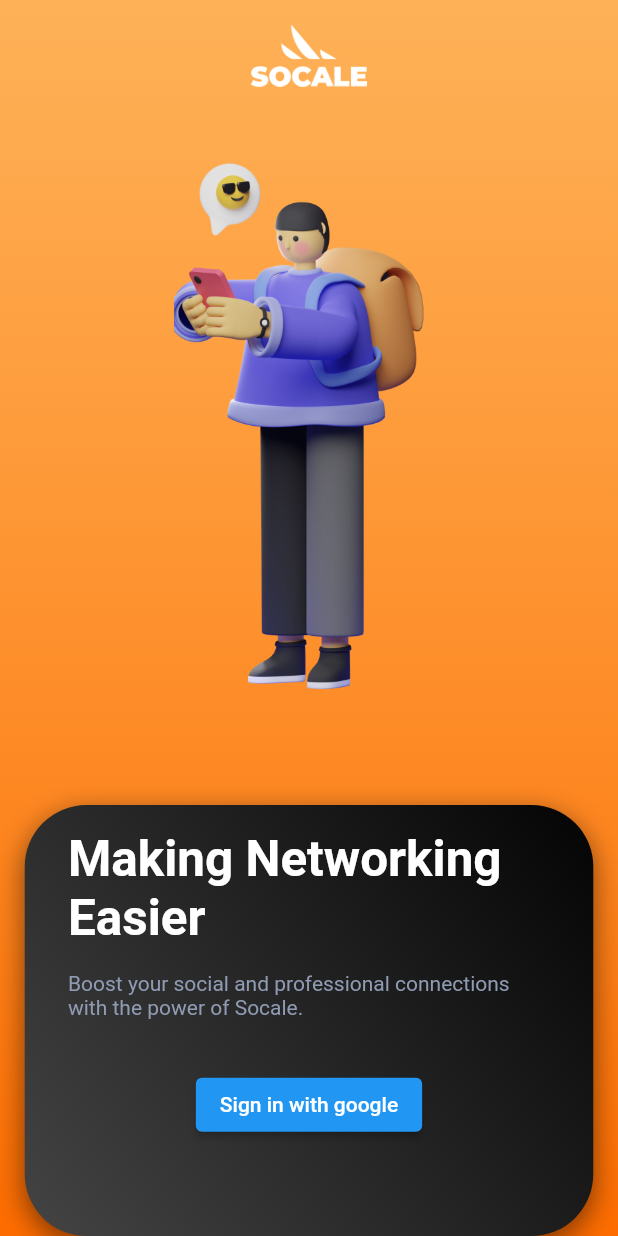
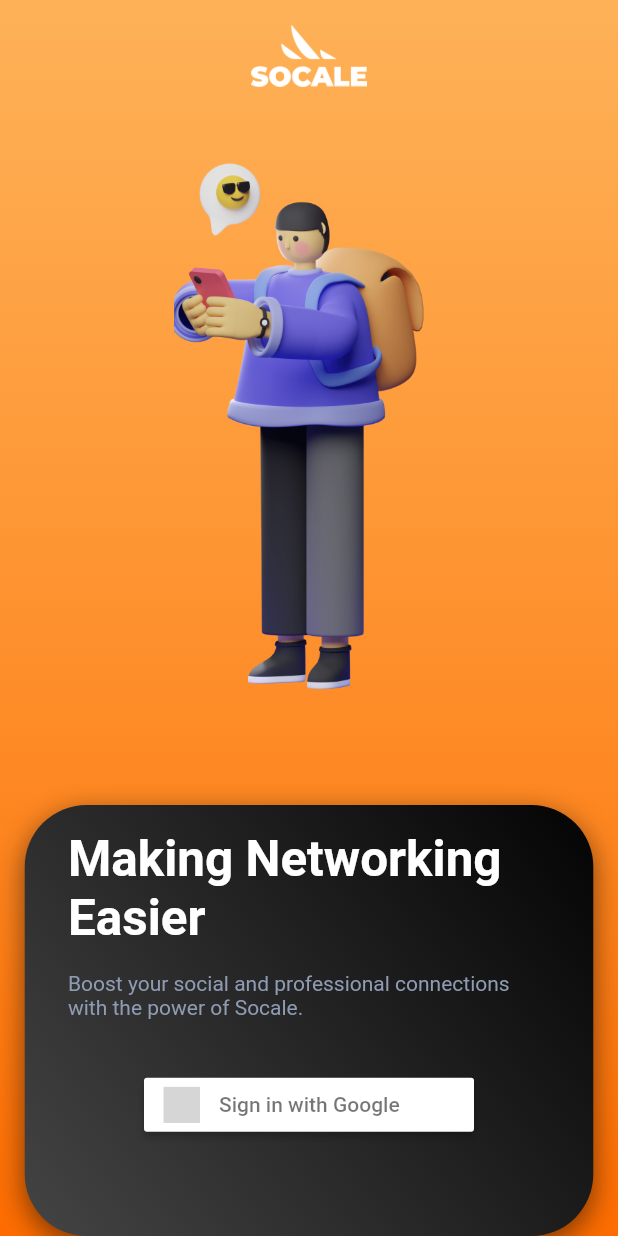
Before and after one commit to bibaswan-bhawal/socale, a Flutter app: the screen it shows after launch, on a phone screen of 412 x 824 dp. Run offline on Flutter 3.47's test engine with Material 2 defaults, Android fonts, the phone set to English and light mode, and no system bars; our stand-ins replace cloud_firestore, firebase_auth, firebase_core, flutter_chat_types, flutter_chat_ui, flutter_hooks and 9 more; missing offline and left inert: flappy_search_bar_ns, flutter_firebase_chat_core; accounts and stored records are empty; grey boxes are pictures that could not be loaded.

```diff
--- a/lib/screens/auth/login/login_screen.dart
+++ b/lib/screens/auth/login/login_screen.dart
@@ -1,6 +1,9 @@
 import 'package:firebase_auth/firebase_auth.dart';
 import 'package:flutter/material.dart';
+import 'package:flutter_signin_button/button_list.dart';
+import 'package:flutter_signin_button/button_view.dart';
 import 'package:get/get.dart';
+import 'package:hooks_riverpod/hooks_riverpod.dart';
 import 'package:socale/theme/colors.dart';
 import 'package:socale/theme/text_styles.dart';
 import '../../../injection/injection.dart';
@@ -76,10 +79,20 @@ class LoginScreen extends StatelessWidget {
                                   style: SocaleTextStyles.supportingText,
                                 ),
                                 Gap(height: 4),
-                                ElevatedButton(
+                                HookConsumer(builder: (context, ref, child) {
+                                  FirebaseAuth.instance
+                                      .authStateChanges()
+                                      .listen((user) {
+                                    if (user != null) {
+                                      Get.offAllNamed('/home');
+                                    }
+                                  });
+                                  return SignInButton(
+                                    Buttons.Google,
                                     onPressed: () async {
                                       try {
-                                      await locator<AuthenticationService>()
+                                        return await locator<
+                                                AuthenticationService>()
                                             .signInWithGoogle();
                                       } on FirebaseAuthException catch (e) {
                                         Get.snackbar(
@@ -89,8 +102,8 @@ class LoginScreen extends StatelessWidget {
                                         );
                                       }
                                     },
-                                  child: const Text('Sign in with google'),
-                                ),
+                                  );
+                                })
                               ],
                             ),
                           ),
--- a/lib/screens/home/home_screen/home_screen.dart
+++ b/lib/screens/home/home_screen/home_screen.dart
@@ -26,6 +26,7 @@ class HomeScreen extends ConsumerWidget {
 
     final tabItem = ref.watch(tabProvider);
     return Scaffold(
+      resizeToAvoidBottomInset: false,
       body: Stack(
         children: [
           IndexedStack(
```
Also changed, not shown: lib/screens/home/CustomBottomNavigationBar.dart (+21 -7 lines), lib/firebase_options.dart (added), 6 other files. Lines whose indentation alone changed are shown as unchanged.
